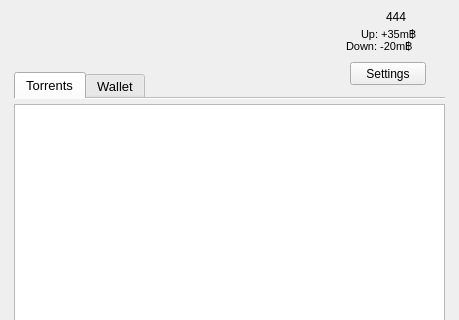
RdeWilde/JoyStream, file lib/view/mainwindow.ui: the form before one commit; both pictures show x 0 to 459 and y 0 to 320 of the 459 by 464 pixel window.
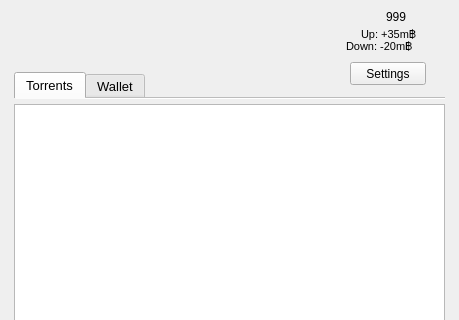
The form after the commit. Icons and pictures are not drawn.

```diff
--- a/lib/view/mainwindow.ui
+++ b/lib/view/mainwindow.ui
@@ -191,7 +191,7 @@
      </rect>
     </property>
     <property name="text">
-     <string>444</string>
+     <string>999</string>
     </property>
    </widget>
   </widget>
```
